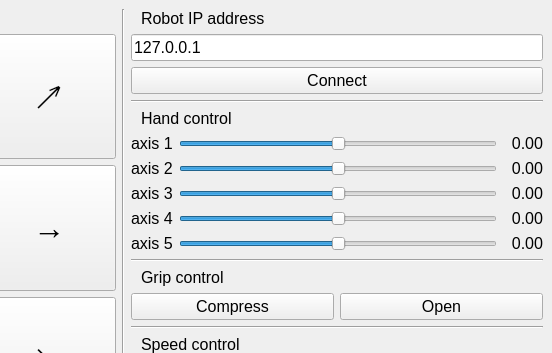
Old version of the form ControlApp/mainwindow.ui in the repository KirillHit/youbot_rc; both pictures show x 306 to 858 and y 0 to 353 of the 858 by 562 pixel window.
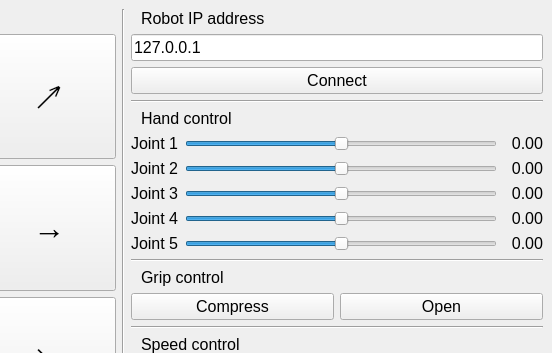
New version of the form. Icons and pictures are not drawn.

Patch:
```diff
--- a/ControlApp/mainwindow.ui
+++ b/ControlApp/mainwindow.ui
@@ -373,7 +373,7 @@
              </font>
             </property>
             <property name="text">
-             <string>axis 3</string>
+             <string>Joint 3</string>
             </property>
            </widget>
           </item>
@@ -385,7 +385,7 @@
              </font>
             </property>
             <property name="text">
-             <string>axis 1</string>
+             <string>Joint 1</string>
             </property>
            </widget>
           </item>
@@ -397,7 +397,7 @@
              </font>
             </property>
             <property name="text">
-             <string>axis 2</string>
+             <string>Joint 2</string>
             </property>
            </widget>
           </item>
@@ -461,7 +461,7 @@
              </font>
             </property>
             <property name="text">
-             <string>axis 4</string>
+             <string>Joint 4</string>
             </property>
            </widget>
           </item>
@@ -473,7 +473,7 @@
              </font>
             </property>
             <property name="text">
-             <string>axis 5</string>
+             <string>Joint 5</string>
             </property>
            </widget>
           </item>
```
